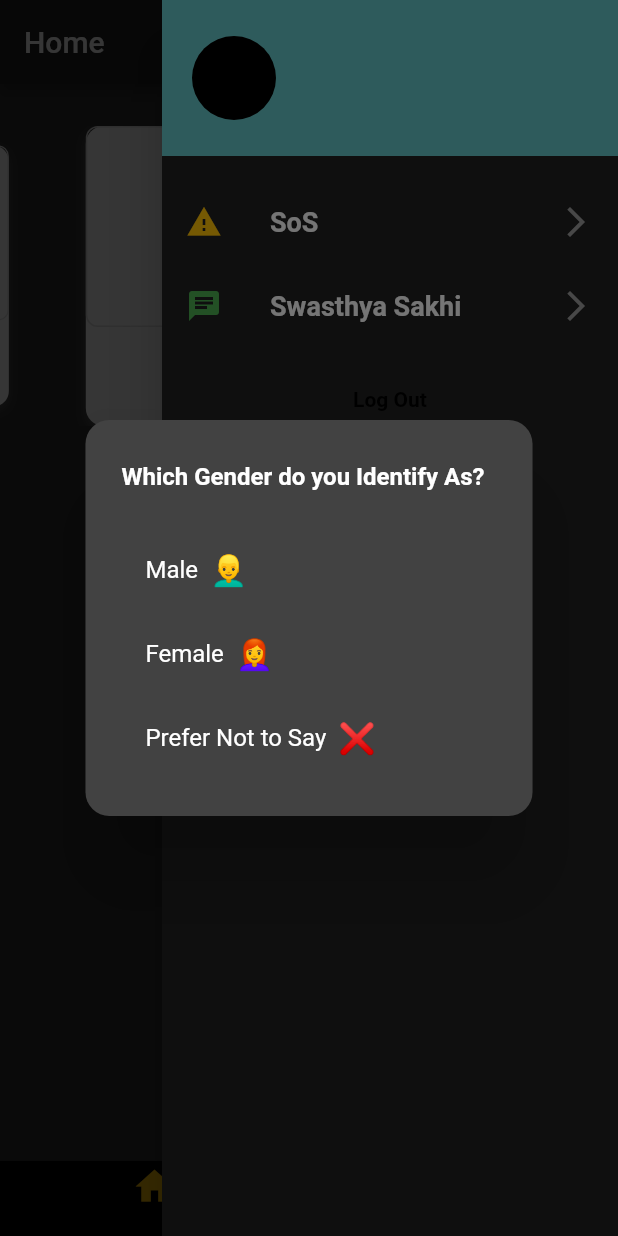
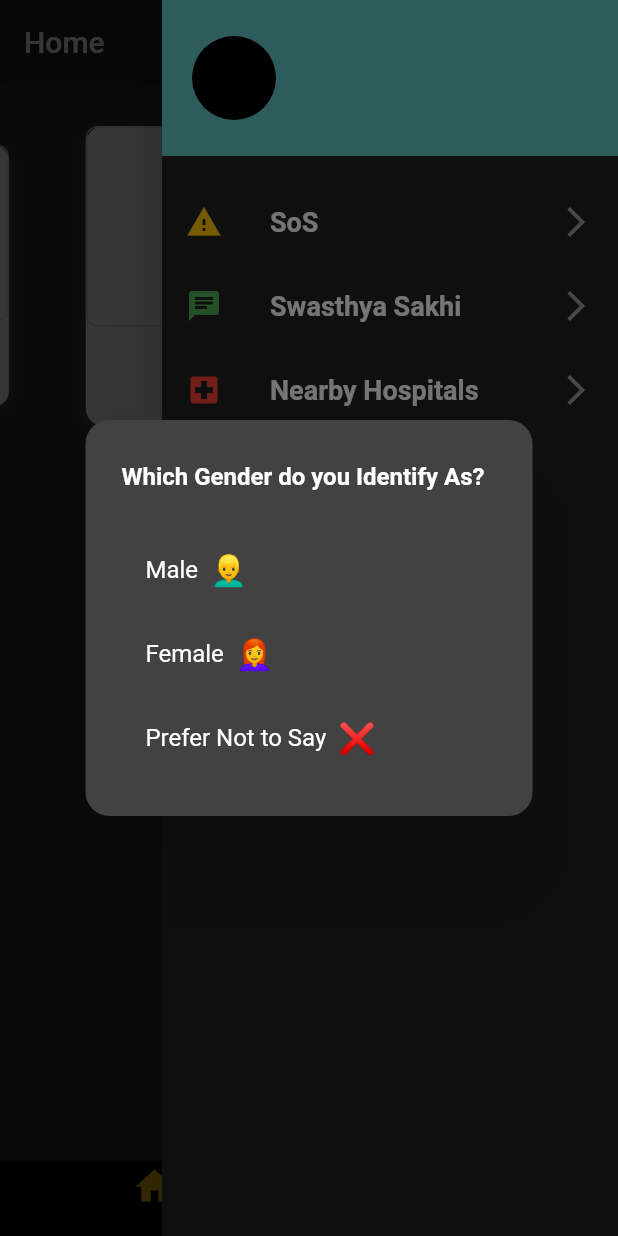
Before and after one commit to drowsy-coder/Serenity-Health, a Flutter app: the MainScreen screen opened directly, with the side drawer open, on a phone screen of 412 x 824 dp. Run offline on Flutter 3.47's test engine with Material 2 defaults, Android fonts, the phone set to English and light mode, and no system bars; drawn by our look-alikes of carousel_slider, delayed_display; our stand-ins replace animate_do, animated_text_kit, circular_countdown_timer, cloud_firestore, firebase_auth, firebase_core and 9 more; missing offline and left inert: dart_sentiment, neopop; accounts and stored records are empty; network calls fail; Roboto replaces fonts that are missing (Montserrat).

Commit message:
fixed some routing

```diff
--- a/lib/screens/features_screen.dart
+++ b/lib/screens/features_screen.dart
@@ -1,4 +1,3 @@
-import 'package:serenity/map_screen.dart';
 import 'package:serenity/screens/health_features/medicine_reminder/medication_reminder.dart';
 import 'package:serenity/screens/health_features/menstrual_tracker/menstrual_tracker.dart';
 import 'package:flutter/material.dart';
@@ -193,7 +192,8 @@
                           Navigator.push(
                             context,
                             MaterialPageRoute(
-                              builder: (context) => const MapScreen(),
+                              builder: (context) =>
+                                  const MenstrualCycleTrackerScreen(),
                             ),
                           );
                         },
--- a/lib/widgets/drawers/user_profile_drawer.dart
+++ b/lib/widgets/drawers/user_profile_drawer.dart
@@ -1,4 +1,5 @@
 import 'package:delayed_display/delayed_display.dart';
+import 'package:serenity/map_screen.dart';
 import 'package:serenity/screens/Sakhi/chat_screen.dart';
 import 'package:serenity/screens/SoS/sos_location.dart';
 import 'package:serenity/widgets/buttons/sign_out_button.dart';
@@ -88,6 +89,13 @@
                       Colors.green,
                       const ChatScreen(),
                     ),
+                    buildAnimatedTile(
+                      context,
+                      Icons.local_hospital,
+                      'Nearby Hospitals',
+                      Colors.red,
+                      const MapScreen(),
+                    ),
                     const SizedBox(height: 16),
                     buildSignOutButton(),
                   ],
```
Also changed, not shown: lib/map_screen.dart (+8 -6 lines).
